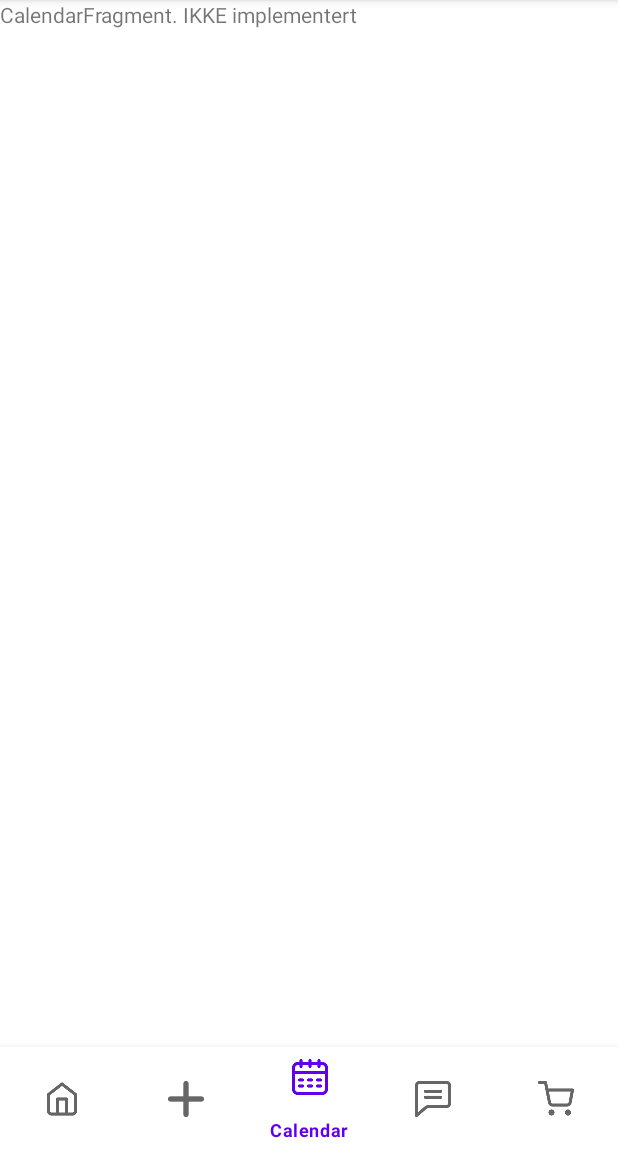
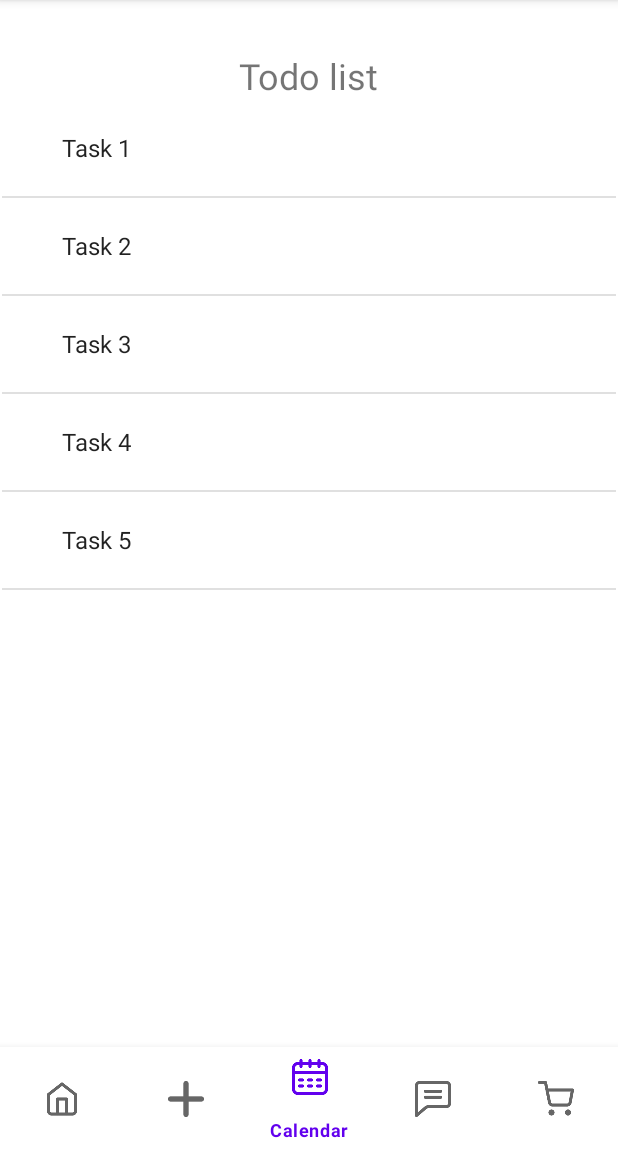
Before and after one commit to RSanlioglu/Hyb, an Android app: the screen it shows after launch once a user with an empty profile is signed in (DashboardActivity), item 3 of the bottom bar chosen, on a phone screen of 412 x 824 dp, the part 84-1236 px from its top. Run offline under Robolectric (Android 15) with nearby library versions, the phone set to English and light mode, and no system bars; our stand-ins replace Firebase (no records; nobody signed in at launch, a user with empty details on screens opened directly); Roboto replaces fonts that are not available here; 5 statements that could not run were skipped.

Commit message:
Added list view for Todo
Add list view and title for Todos

```diff
--- a/app/src/main/java/com/example/hyb/CalendarFragment.java
+++ b/app/src/main/java/com/example/hyb/CalendarFragment.java
@@ -10,6 +10,13 @@ import android.util.Log;
 import android.view.LayoutInflater;
 import android.view.View;
 import android.view.ViewGroup;
+import android.widget.ArrayAdapter;
+import android.widget.Button;
+import android.widget.ListView;
+
+import java.util.ArrayList;
+import java.util.Arrays;
+import java.util.List;
 
 public class CalendarFragment extends Fragment {
     private String uidKey; //Nøkkel for å hente bruker
@@ -30,5 +37,27 @@ public class CalendarFragment extends Fragment {
         super.onViewCreated(view, savedInstanceState);
 
         uidKey = getArguments().getString("userId");
+
+        //ListView list = view.findViewById(R.id.list);
+
+        ListView listView = (ListView) view.findViewById(R.id.list);
+
+        // Mock view
+        String[] events = new String[] {
+                "Task 1",
+                "Task 2",
+                "Task 3",
+                "Task 4",
+                "Task 5"
+        };
+
+        List<String> events_list = new ArrayList<String>(Arrays.asList(events));
+        ArrayAdapter<String> arrayAdapter = new ArrayAdapter<String>(
+                getContext(), android.R.layout.simple_expandable_list_item_1, events_list
+        );
+        listView.setAdapter(arrayAdapter);
+        arrayAdapter.notifyDataSetChanged();
+
+        //list.
     }
 }
--- a/app/src/main/res/layout/fragment_calendar.xml
+++ b/app/src/main/res/layout/fragment_calendar.xml
@@ -1,14 +1,28 @@
 <?xml version="1.0" encoding="utf-8"?>
-<FrameLayout xmlns:android="http://schemas.android.com/apk/res/android"
+<androidx.constraintlayout.widget.ConstraintLayout xmlns:android="http://schemas.android.com/apk/res/android"
+    xmlns:app="http://schemas.android.com/apk/res-auto"
     xmlns:tools="http://schemas.android.com/tools"
+    android:id="@+id/frameLayout"
     android:layout_width="match_parent"
     android:layout_height="match_parent"
-    tools:context=".CalendarFragment">
+    tools:context=".CalendarFragment" >
 
-    <!-- TODO: Update blank fragment layout -->
     <TextView
-        android:layout_width="match_parent"
-        android:layout_height="match_parent"
-        android:text="CalendarFragment. IKKE implementert" />
+        android:id="@+id/textView13"
+        android:layout_width="wrap_content"
+        android:layout_height="wrap_content"
+        android:layout_marginTop="34dp"
+        android:text="Todo list"
+        android:textSize="24sp"
+        app:layout_constraintEnd_toEndOf="parent"
+        app:layout_constraintStart_toStartOf="parent"
+        app:layout_constraintTop_toTopOf="parent" />
 
-</FrameLayout>
+    <ListView
+        android:id="@+id/list"
+        android:layout_width="409dp"
+        android:layout_height="663dp"
+        app:layout_constraintEnd_toEndOf="parent"
+        app:layout_constraintStart_toStartOf="parent"
+        app:layout_constraintTop_toBottomOf="@+id/textView13" />
+</androidx.constraintlayout.widget.ConstraintLayout>
```
